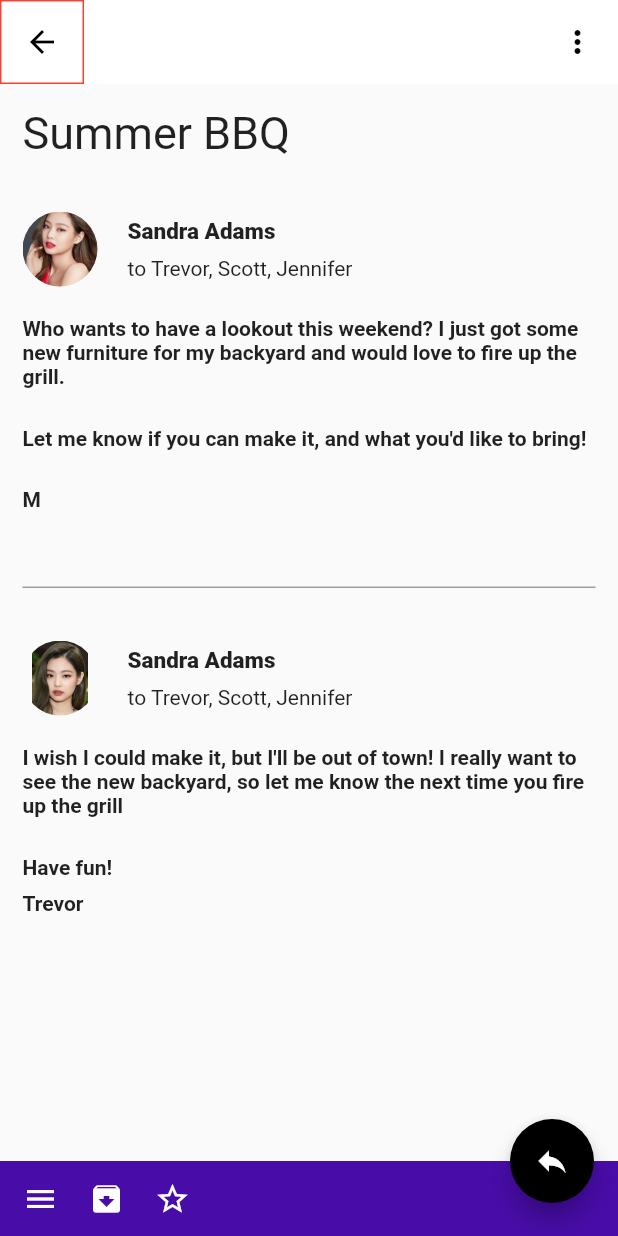
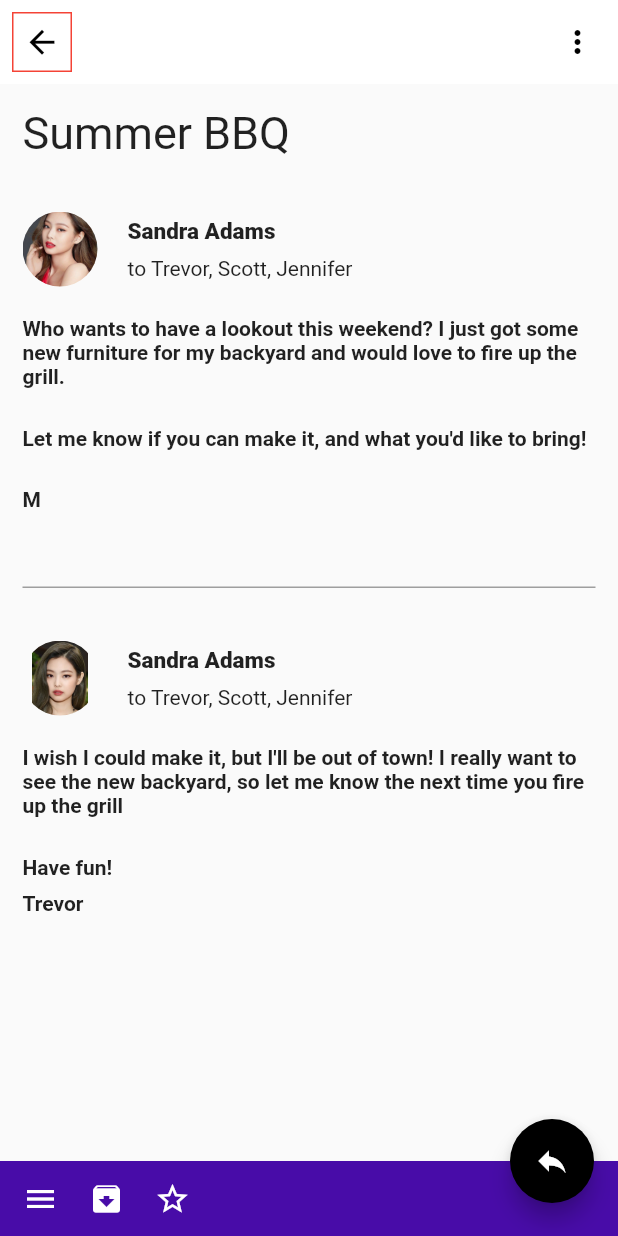
Before and after one commit to TinutChan/homework_Etec_1-3_PM, a Flutter app: the screen it shows after launch, on a phone screen of 412 x 824 dp. Run offline on Flutter 3.47's test engine with Material 2 defaults, Android fonts, the phone set to English and light mode, and no system bars.

Commit message:
Last Updated

```diff
--- a/lib/homework_page.dart
+++ b/lib/homework_page.dart
@@ -10,12 +10,13 @@ class MyHomePage extends StatelessWidget {
         backgroundColor: Colors.white,
         elevation: 0,
         leading: Container(
-          padding: EdgeInsets.all(10.0),
+          margin: const EdgeInsets.all(8.0),
           decoration: BoxDecoration(
               shape: BoxShape.rectangle, border: Border.all(color: Colors.red)),
           child: const Icon(
             Icons.arrow_back,
             color: Colors.black,
+            size: 25,
           ),
         ),
         actions: const [
@@ -159,7 +160,8 @@ class MyHomePage extends StatelessWidget {
             ),
           ),
           Container(
-            padding: EdgeInsets.only(left: 15, top: 20, right: 15, bottom: 10),
+            padding:
+                const EdgeInsets.only(left: 15, top: 20, right: 15, bottom: 10),
             child: Column(
               crossAxisAlignment: CrossAxisAlignment.stretch,
               children: const [
@@ -264,7 +266,7 @@ class MyHomePage extends StatelessWidget {
         autofocus: false,
         highlightElevation: 1.0,
         disabledElevation: 1.0,
-        child: Icon(Icons.reply),
+        child: const Icon(Icons.reply),
       ),
     );
   }
```
